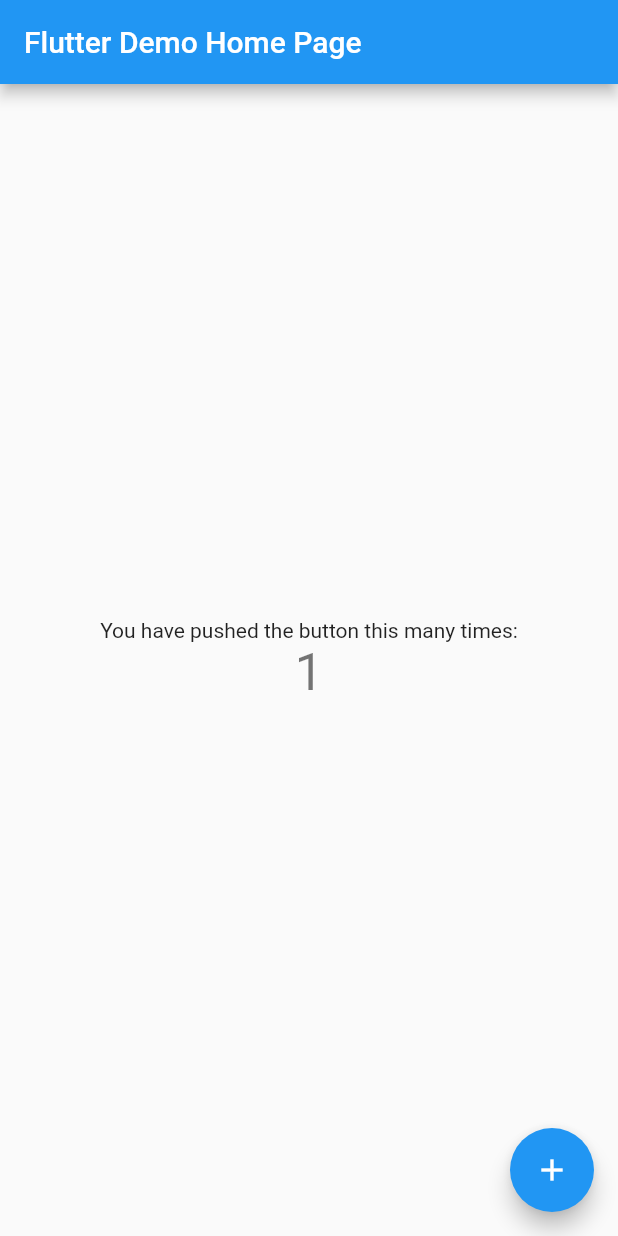
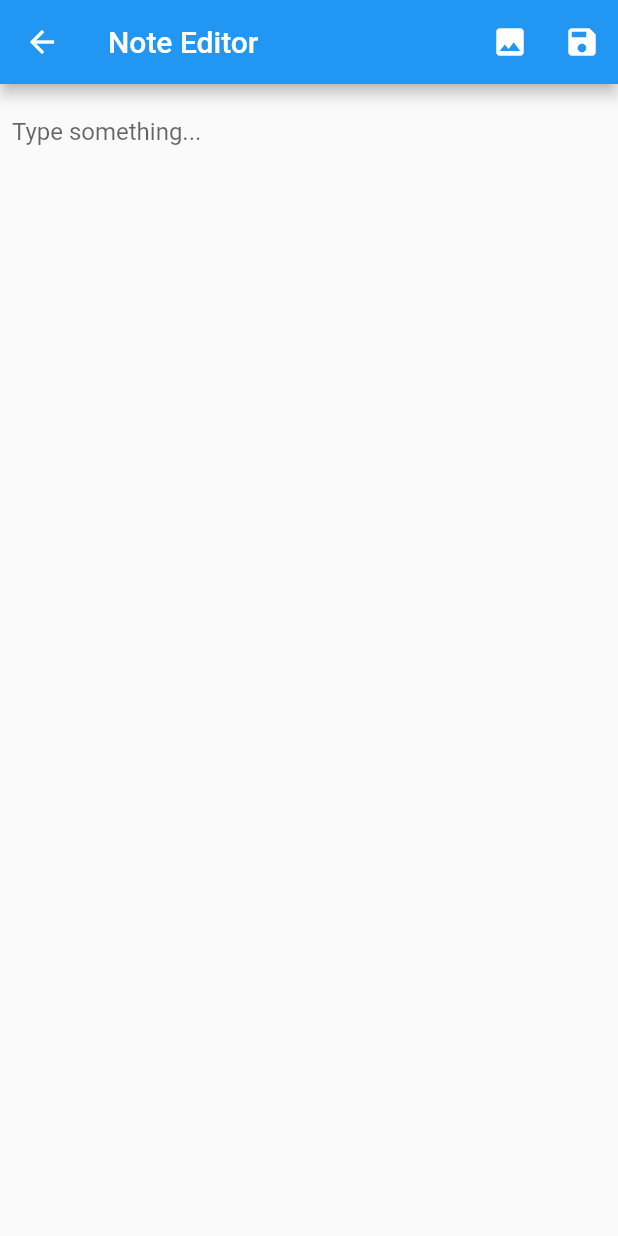
Before and after one commit to its-me-anoop/flutter_notes, a Flutter app: the screen it shows after launch, after a tap on the "add" icon, on a phone screen of 412 x 824 dp. Run offline on Flutter 3.47's test engine with Material 2 defaults, Android fonts, the phone set to English and light mode, and no system bars; our stand-ins replace image_picker, shared_preferences.

Commit message:
added abitity to add text and images in the notes

```diff
--- a/lib/main.dart
+++ b/lib/main.dart
@@ -1,4 +1,7 @@
 import 'package:flutter/material.dart';
+import 'package:provider/provider.dart';
+import 'providers/notes_provider.dart';
+import 'screens/home_screen.dart';
 
 void main() {
   runApp(const MyApp());
@@ -7,109 +10,18 @@ void main() {
 class MyApp extends StatelessWidget {
   const MyApp({super.key});
 
-  // This widget is the root of your application.
   @override
   Widget build(BuildContext context) {
-    return MaterialApp(
-      title: 'Flutter Demo',
-      theme: ThemeData(
-        // This is the theme of your application.
-        //
-        // Try running your application with "flutter run". You'll see the
-        // application has a blue toolbar. Then, without quitting the app, try
-        // changing the primarySwatch below to Colors.green and then invoke
-        // "hot reload" (press "r" in the console where you ran "flutter run",
-        // or simply save your changes to "hot reload" in a Flutter IDE).
-        // Notice that the counter didn't reset back to zero; the application
-        // is not restarted.
-        primarySwatch: Colors.blue,
+    return ChangeNotifierProvider(
+      create: (ctx) => NotesProvider(),
+      child: MaterialApp(
+        title: 'Flutter Notes App',
+        theme: ThemeData(
+          primarySwatch: Colors.blue,
+          visualDensity: VisualDensity.adaptivePlatformDensity,
+        ),
+        home: HomeScreen(),
       ),
-      home: const MyHomePage(title: 'Flutter Demo Home Page'),
     );
   }
 }
-
-class MyHomePage extends StatefulWidget {
-  const MyHomePage({super.key, required this.title});
-
-  // This widget is the home page of your application. It is stateful, meaning
-  // that it has a State object (defined below) that contains fields that affect
-  // how it looks.
-
-  // This class is the configuration for the state. It holds the values (in this
-  // case the title) provided by the parent (in this case the App widget) and
-  // used by the build method of the State. Fields in a Widget subclass are
-  // always marked "final".
-
-  final String title;
-
-  @override
-  State<MyHomePage> createState() => _MyHomePageState();
-}
-
-class _MyHomePageState extends State<MyHomePage> {
-  int _counter = 0;
-
-  void _incrementCounter() {
-    setState(() {
-      // This call to setState tells the Flutter framework that something has
-      // changed in this State, which causes it to rerun the build method below
-      // so that the display can reflect the updated values. If we changed
-      // _counter without calling setState(), then the build method would not be
-      // called again, and so nothing would appear to happen.
-      _counter++;
-    });
-  }
-
-  @override
-  Widget build(BuildContext context) {
-    // This method is rerun every time setState is called, for instance as done
-    // by the _incrementCounter method above.
-    //
-    // The Flutter framework has been optimized to make rerunning build methods
-    // fast, so that you can just rebuild anything that needs updating rather
-    // than having to individually change instances of widgets.
-    return Scaffold(
-      appBar: AppBar(
-        // Here we take the value from the MyHomePage object that was created by
-        // the App.build method, and use it to set our appbar title.
-        title: Text(widget.title),
-      ),
-      body: Center(
-        // Center is a layout widget. It takes a single child and positions it
-        // in the middle of the parent.
-        child: Column(
-          // Column is also a layout widget. It takes a list of children and
-          // arranges them vertically. By default, it sizes itself to fit its
-          // children horizontally, and tries to be as tall as its parent.
-          //
-          // Invoke "debug painting" (press "p" in the console, choose the
-          // "Toggle Debug Paint" action from the Flutter Inspector in Android
-          // Studio, or the "Toggle Debug Paint" command in Visual Studio Code)
-          // to see the wireframe for each widget.
-          //
-          // Column has various properties to control how it sizes itself and
-          // how it positions its children. Here we use mainAxisAlignment to
-          // center the children vertically; the main axis here is the vertical
-          // axis because Columns are vertical (the cross axis would be
-          // horizontal).
-          mainAxisAlignment: MainAxisAlignment.center,
-          children: <Widget>[
-            const Text(
-              'You have pushed the button this many times:',
-            ),
-            Text(
-              '$_counter',
-              style: Theme.of(context).textTheme.headlineMedium,
-            ),
-          ],
-        ),
-      ),
-      floatingActionButton: FloatingActionButton(
-        onPressed: _incrementCounter,
-        tooltip: 'Increment',
-        child: const Icon(Icons.add),
-      ), // This trailing comma makes auto-formatting nicer for build methods.
-    );
-  }
-}
--- /dev/null
+++ b/lib/models/note.dart
@@ -0,0 +1,11 @@
+abstract class Note {
+  final String id;
+  final DateTime dateCreated;
+  final DateTime dateModified;
+
+  Note({
+    required this.id,
+    required this.dateCreated,
+    required this.dateModified,
+  });
+}
--- /dev/null
+++ b/lib/models/text_note.dart
@@ -0,0 +1,31 @@
+import 'dart:io';
+import 'note.dart';
+
+class TextNote extends Note {
+  final List<dynamic> content;
+
+  TextNote({
+    required String id,
+    required DateTime dateCreated,
+    required DateTime dateModified,
+    required this.content,
+  }) : super(id: id, dateCreated: dateCreated, dateModified: dateModified);
+
+  factory TextNote.fromJson(Map<String, dynamic> json) {
+    return TextNote(
+      id: json['id'],
+      dateCreated: DateTime.parse(json['dateCreated']),
+      dateModified: DateTime.parse(json['dateModified']),
+      content: json['content'],
+    );
+  }
+
+  Map<String, dynamic> toJson() {
+    return {
+      'id': id,
+      'dateCreated': dateCreated.toIso8601String(),
+      'dateModified': dateModified.toIso8601String(),
+      'content': content,
+    };
+  }
+}
--- /dev/null
+++ b/lib/providers/notes_provider.dart
@@ -0,0 +1,24 @@
+import 'package:flutter/material.dart';
+import '../services/note_service.dart';
+import '../models/note.dart';
+
+class NotesProvider with ChangeNotifier {
+  final NoteService _noteService = NoteService();
+
+  List<Note> get notes => _noteService.getNotes();
+
+  void addNote(Note note) {
+    _noteService.addNote(note);
+    notifyListeners();
+  }
+
+  void updateNote(String id, Note updatedNote) {
+    _noteService.updateNote(id, updatedNote);
+    notifyListeners();
+  }
+
+  void deleteNote(String id) {
+    _noteService.deleteNote(id);
+    notifyListeners();
+  }
+}
--- /dev/null
+++ b/lib/screens/image_note_screen.dart
@@ -0,0 +1,15 @@
+import 'package:flutter/material.dart';
+
+class ImageNoteScreen extends StatelessWidget {
+  @override
+  Widget build(BuildContext context) {
+    return Scaffold(
+      appBar: AppBar(
+        title: const Text('Image Note'),
+      ),
+      body: const Center(
+        child: Text('Image Note Screen'),
+      ),
+    );
+  }
+}
--- /dev/null
+++ b/lib/screens/text_note_editor_screen.dart
@@ -0,0 +1,114 @@
+import 'dart:async';
+import 'dart:io';
+import 'package:flutter/material.dart';
+import 'package:image_picker/image_picker.dart';
+import 'package:provider/provider.dart';
+import '../providers/notes_provider.dart';
+import '../models/text_note.dart';
+import '../widgets/inline_image_text_widget.dart';
+
+class TextNoteEditorScreen extends StatefulWidget {
+  final TextNote? note;
+
+  TextNoteEditorScreen({this.note});
+
+  @override
+  _TextNoteEditorScreenState createState() => _TextNoteEditorScreenState();
+}
+
+class _TextNoteEditorScreenState extends State<TextNoteEditorScreen> {
+  List<dynamic> _content = [];
+  String? _noteId;
+  late DateTime _dateCreated;
+  late DateTime _dateModified;
+
+  @override
+  void initState() {
+    super.initState();
+    if (widget.note != null) {
+      _noteId = widget.note!.id;
+      _content = widget.note!.content;
+      _dateCreated = widget.note!.dateCreated;
+      _dateModified = widget.note!.dateModified;
+    } else {
+      _noteId = null;
+      _dateCreated = DateTime.now();
+      _dateModified = _dateCreated;
+      _content.add(''); // Initialize with an empty string
+    }
+  }
+
+  Future<void> _pickImage() async {
+    final ImagePicker _picker = ImagePicker();
+    final XFile? pickedFile =
+        await _picker.pickImage(source: ImageSource.gallery);
+    if (pickedFile != null) {
+      setState(() {
+        _content.add(File(pickedFile.path));
+        _content.add('');
+      });
+    }
+  }
+
+  void _onTextChanged(int index, String text) {
+    setState(() {
+      _content[index] = text;
+    });
+  }
+
+  void _onImageAdded(int index, File image) {
+    setState(() {
+      _content.insert(index + 1, image);
+      _content.insert(index + 2, '');
+    });
+  }
+
+  @override
+  Widget build(BuildContext context) {
+    final notesProvider = Provider.of<NotesProvider>(context, listen: false);
+    return Scaffold(
+      appBar: AppBar(
+        title: Text('Note Editor'),
+        actions: [
+          IconButton(
+            icon: Icon(Icons.image),
+            onPressed: _pickImage,
+          ),
+          IconButton(
+            icon: Icon(Icons.save),
+            onPressed: () {
+              if (_noteId == null) {
+                final newNote = TextNote(
+                  id: DateTime.now().toIso8601String(),
+                  dateCreated: _dateCreated,
+                  dateModified: DateTime.now(),
+                  content: _content,
+                );
+                notesProvider.addNote(newNote);
+              } else {
+                final updatedNote = TextNote(
+                  id: _noteId!,
+                  dateCreated: _dateCreated,
+                  dateModified: DateTime.now(),
+                  content: _content,
+                );
+                notesProvider.updateNote(_noteId!, updatedNote);
+              }
+              Navigator.of(context).pop();
+            },
+          ),
+        ],
+      ),
+      body: SingleChildScrollView(
+        child: Padding(
+          padding: EdgeInsets.all(8),
+          child: InlineImageTextWidget(
+            content: _content,
+            onTextChanged: _onTextChanged,
+            onImageAdded: _onImageAdded,
+          ),
+        ),
+      ),
+    );
+  }
+}
--- /dev/null
+++ b/lib/services/note_service.dart
@@ -0,0 +1,58 @@
+// ignore_for_file: depend_on_referenced_packages
+
+import 'dart:convert';
+import 'package:shared_preferences/shared_preferences.dart';
+import '../models/note.dart';
+import '../models/text_note.dart';
+import '../models/image_note.dart';
+
+class NoteService {
+  List<Note> _notes = [];
+
+  NoteService() {
+    _loadNotesFromPrefs();
+  }
+
+  List<Note> getNotes() {
+    return _notes;
+  }
+
+  Future<void> _loadNotesFromPrefs() async {
+    final prefs = await SharedPreferences.getInstance();
+    final notesJson = prefs.getString('notes') ?? '[]';
+    final notesList = jsonDecode(notesJson) as List;
+    _notes = notesList.map((note) {
+      if (note['image'] != null) {
+        return ImageNote.fromJson(note);
+      } else {
+        return TextNote.fromJson(note);
+      }
+    }).toList();
+  }
+
+  Future<void> _saveNotesToPrefs() async {
+    final notesList =
+        _notes.map((note) => (note as TextNote).toJson()).toList();
+    final notesJson = jsonEncode(notesList);
+    final prefs = await SharedPreferences.getInstance();
+    prefs.setString('notes', notesJson);
+  }
+
+  void addNote(Note note) {
+    _notes.add(note);
+    _saveNotesToPrefs();
+  }
+
+  void updateNote(String id, Note updatedNote) {
+    int index = _notes.indexWhere((note) => note.id == id);
+    if (index != -1) {
+      _notes[index] = updatedNote;
+      _saveNotesToPrefs();
+    }
+  }
+
+  void deleteNote(String id) {
+    _notes.removeWhere((note) => note.id == id);
+    _saveNotesToPrefs();
+  }
+}
--- /dev/null
+++ b/lib/widgets/inline_image_text_widget.dart
@@ -0,0 +1,79 @@
+import 'dart:io';
+import 'package:flutter/material.dart';
+import 'package:image_picker/image_picker.dart';
+
+class InlineImageTextWidget extends StatefulWidget {
+  final List<dynamic> content;
+  final Function(int, String) onTextChanged;
+  final Function(int, File) onImageAdded;
+
+  InlineImageTextWidget({
+    required this.content,
+    required this.onTextChanged,
+    required this.onImageAdded,
+  });
+
+  @override
+  _InlineImageTextWidgetState createState() => _InlineImageTextWidgetState();
+}
+
+class _InlineImageTextWidgetState extends State<InlineImageTextWidget> {
+  late List<TextEditingController?> _controllers;
+
+  @override
+  void initState() {
+    super.initState();
+    _controllers = _createControllers(widget.content);
+  }
+
+  List<TextEditingController?> _createControllers(List<dynamic> content) {
+    return content.map((item) {
+      if (item is String) {
+        return TextEditingController(text: item);
+      } else {
+        return null;
+      }
+    }).toList();
+  }
+
+  void _onTextChanged(int index, String text) {
+    widget.onTextChanged(index, text);
+  }
+
+  void _onImageAdded(int index, File image) {
+    widget.onImageAdded(index, image);
+    setState(() {
+      _controllers.insert(index + 1, TextEditingController());
+      _controllers.insert(index + 2, TextEditingController());
+    });
+  }
+
+  @override
+  Widget build(BuildContext context) {
+    return ListView.builder(
+      shrinkWrap: true,
+      physics: NeverScrollableScrollPhysics(),
+      itemCount: widget.content.length,
+      itemBuilder: (BuildContext context, int index) {
+        final item = widget.content[index];
+        if (item is String) {
+          final controller =
+              _controllers[index] ?? TextEditingController(text: '');
+          _controllers[index] = controller;
+          return TextField(
+            controller: controller,
+            onChanged: (text) => _onTextChanged(index, text),
+            decoration: InputDecoration(
+              hintText: 'Type something...',
+              border: InputBorder.none,
+            ),
+          );
+        } else if (item is File) {
+          return Image.file(item);
+        } else {
+          return SizedBox.shrink();
+        }
+      },
+    );
+  }
+}
```
Also changed, not shown: lib/models/image_note.dart (added, +31 -0 lines), lib/screens/home_screen.dart (added, +101 -0 lines), pubspec.yaml (+10 -10 lines), pubspec.lock, 14 other files.
